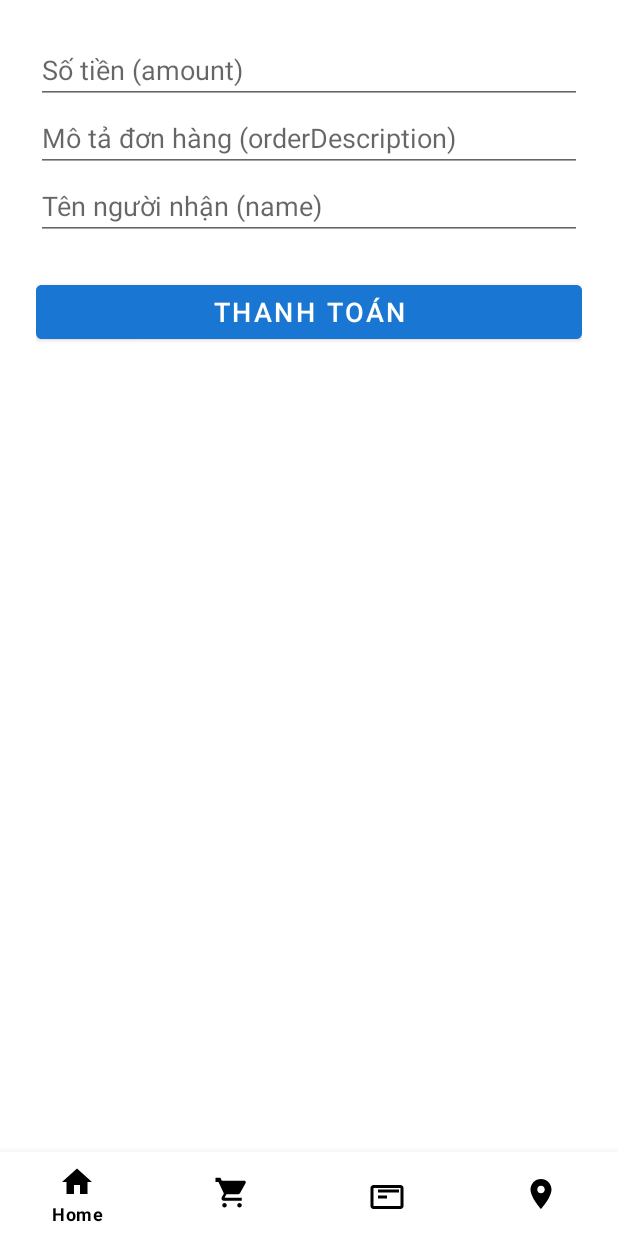
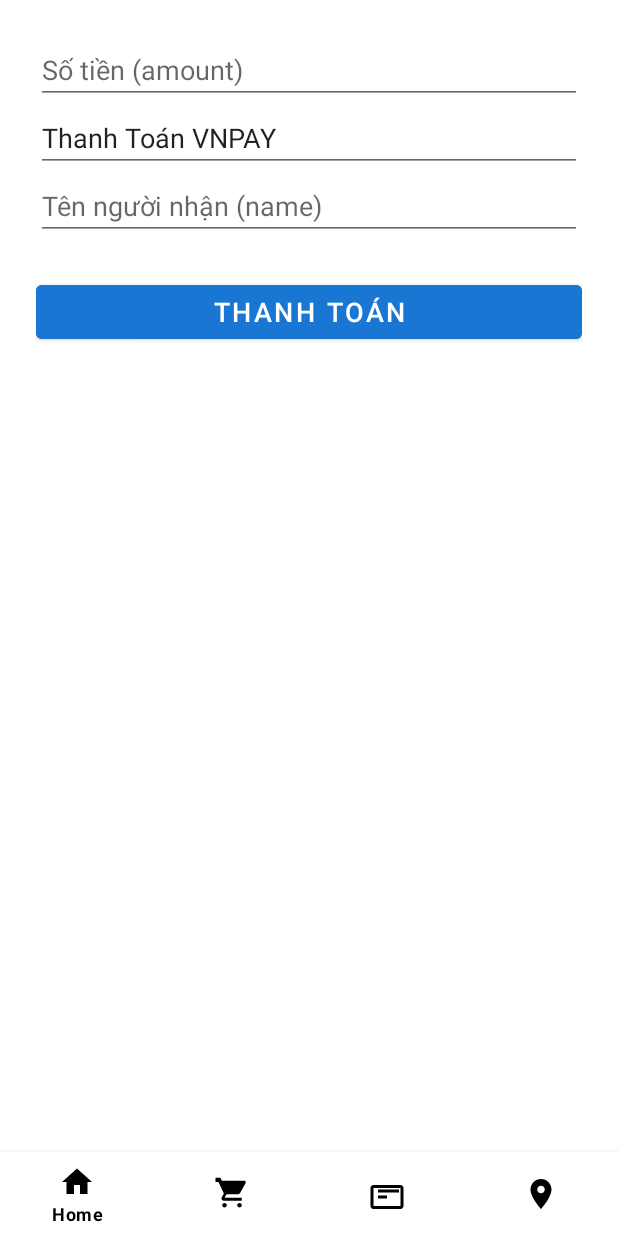
Before and after one commit to quochungg/book-store, an Android app: the fragment PaymentFragment placed in its activity, on a phone screen of 412 x 824 dp. Run offline under Robolectric (Android 15) with nearby library versions, the phone set to English and light mode, and no system bars; 1 statement that could not run was skipped.

Commit message:
updade v3

```diff
--- a/BookStore/app/src/main/java/com/prm/bookstore/UI/Home/CartFragment.java
+++ b/BookStore/app/src/main/java/com/prm/bookstore/UI/Home/CartFragment.java
@@ -31,6 +31,7 @@ public class CartFragment extends Fragment {
     private TextView tvTotalAmount;
     private List<CartDetailViewModel> cartItems = new ArrayList<>();
     private String token;
+    private Button btnCheckout;
 
     @Override
     public void onCreate(Bundle savedInstanceState) {
@@ -47,11 +48,11 @@ public class CartFragment extends Fragment {
         recyclerViewCart = view.findViewById(R.id.recyclerViewCart);
         tvCartEmpty = view.findViewById(R.id.tvCartEmpty);
         tvTotalAmount = view.findViewById(R.id.tvTotalAmount);
+        btnCheckout = view.findViewById(R.id.btnCheckout);
         cartAdapter = new CartAdapter(cartItems, this, token);
         recyclerViewCart.setLayoutManager(new LinearLayoutManager(getContext()));
         recyclerViewCart.setAdapter(cartAdapter);
         loadCart();
-        Button btnCheckout = view.findViewById(R.id.btnCheckout);
         btnCheckout.setOnClickListener(v -> {
             // Tính tổng tiền
             double totalAmount = 0;
@@ -87,6 +88,7 @@ public class CartFragment extends Fragment {
             tvCartEmpty.setText("Bạn cần đăng nhập để xem giỏ hàng");
             tvCartEmpty.setVisibility(View.VISIBLE);
             recyclerViewCart.setVisibility(View.GONE);
+            btnCheckout.setVisibility(View.GONE);
             return;
         }
         ApiService apiService = ApiClient.getAuthenticatedClient(token).create(ApiService.class);
@@ -99,6 +101,7 @@ public class CartFragment extends Fragment {
                     cartAdapter.notifyDataSetChanged();
                     tvCartEmpty.setVisibility(View.GONE);
                     recyclerViewCart.setVisibility(View.VISIBLE);
+                    btnCheckout.setVisibility(View.VISIBLE);
                     // Tính tổng tiền và hiển thị lên giao diện
                     double totalAmount = 0;
                     for (CartDetailViewModel item : cartItems) {
@@ -110,6 +113,7 @@ public class CartFragment extends Fragment {
                     tvCartEmpty.setVisibility(View.VISIBLE);
                     recyclerViewCart.setVisibility(View.GONE);
                     tvTotalAmount.setText("");
+                    btnCheckout.setVisibility(View.GONE);
                 }
             }
             @Override
--- a/BookStore/app/src/main/res/layout/fragment_payment.xml
+++ b/BookStore/app/src/main/res/layout/fragment_payment.xml
@@ -27,7 +27,11 @@
         android:layout_width="match_parent"
         android:layout_height="wrap_content"
         android:hint="Mô tả đơn hàng (orderDescription)"
-        android:inputType="text" />
+        android:inputType="none"
+        android:text="Thanh Toán VNPAY"
+        android:focusable="false"
+        android:clickable="false"
+        android:cursorVisible="false" />
 
     <EditText
         android:id="@+id/edtName"
```
Also changed, not shown: BookStore/app/src/main/java/com/prm/bookstore/UI/Book/BookListFragment.java (+4 -4 lines), BookStore/app/src/main/java/com/prm/bookstore/UI/Payment/SuccessPaymentFragment.java (+2 -21 lines).
